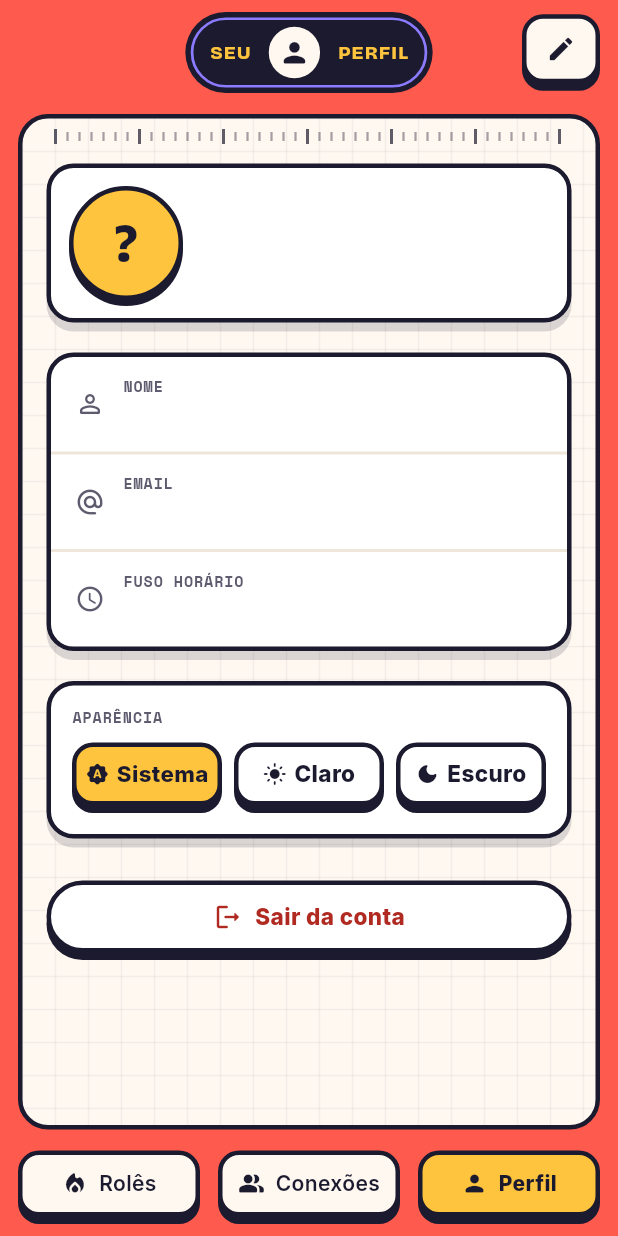
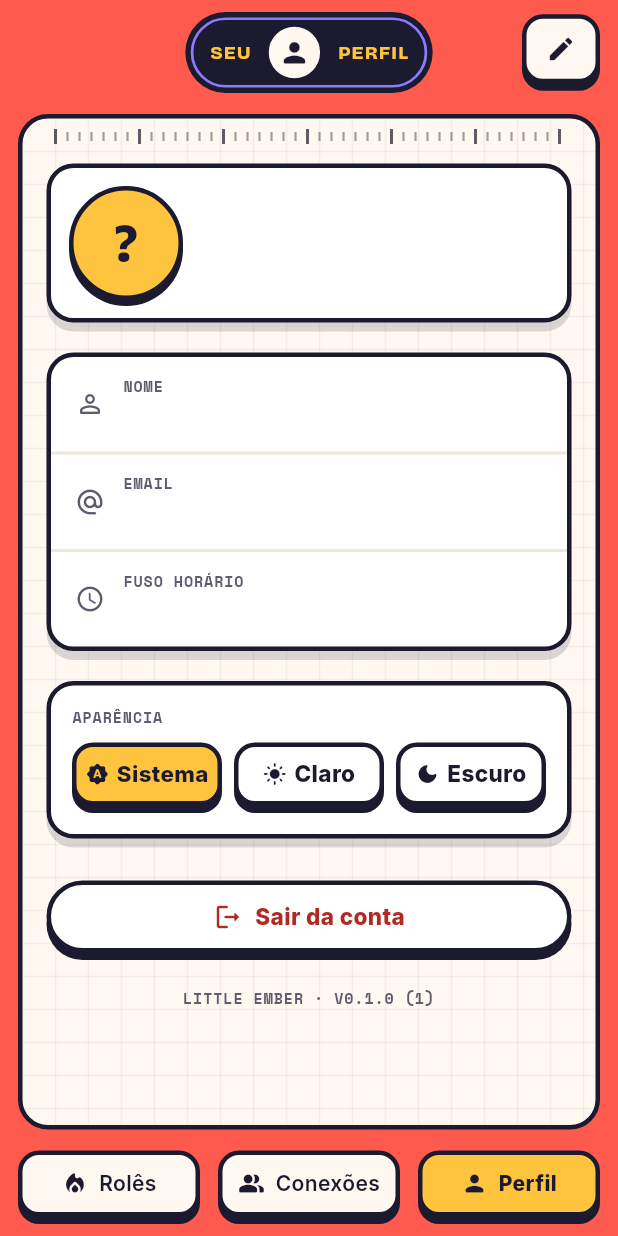
Before and after one commit to joelfelipe338/Little-Ember, a Flutter app: the screen it shows once a user with an empty profile is signed in, item 3 of the bottom bar chosen, on a phone screen of 412 x 824 dp. Run offline on Flutter 3.47's test engine with Material 3 defaults, Android fonts, the phone set to English and light mode, and no system bars; our stand-ins replace flutter_animate, flutter_riverpod, go_router, google_fonts, package_info_plus, shared_preferences and 1 more; accounts and stored records are empty; network calls fail.

Commit message:
Mostra a versão do app no perfil
Adiciona package_info_plus e um rodapé mono abaixo de "Sair da conta"
com a versão e o build instalados.

Co-Authored-By: Claude Opus 5.5 <noreply@anthropic.com>
Claude-Session: https://claude.ai/code/session_01MKRmm7CnxbBnY3gH9y3T7B

```diff
--- a/lib/features/profile/presentation/profile_screen.dart
+++ b/lib/features/profile/presentation/profile_screen.dart
@@ -6,6 +6,7 @@ import '../../../shared/widgets/retro_top_bar.dart';
 import '../../../theme/ember_retro_theme.dart';
 import '../../auth/domain/app_user.dart';
 import '../../auth/providers/auth_providers.dart';
+import '../providers/app_version_provider.dart';
 
 class ProfileScreen extends ConsumerStatefulWidget {
   const ProfileScreen({super.key});
@@ -154,6 +155,8 @@ class _ProfileScreenState extends ConsumerState<ProfileScreen> {
                     ],
                   ),
                 ),
+                const SizedBox(height: 18),
+                const _AppVersion(),
               ],
             ),
           );
@@ -340,3 +343,20 @@ class _PlayerCard extends StatelessWidget {
     );
   }
 }
+
+/// Rodapé com a versão instalada do app.
+class _AppVersion extends ConsumerWidget {
+  const _AppVersion();
+
+  @override
+  Widget build(BuildContext context, WidgetRef ref) {
+    final version = ref.watch(appVersionProvider).valueOrNull;
+    if (version == null) return const SizedBox.shrink();
+
+    return Text(
+      'LITTLE EMBER · V$version',
+      textAlign: TextAlign.center,
+      style: EmberText.mono(10, color: RetroTokens.of(context).textSecondary),
+    );
+  }
+}
--- /dev/null
+++ b/lib/features/profile/providers/app_version_provider.dart
@@ -0,0 +1,8 @@
+import 'package:flutter_riverpod/flutter_riverpod.dart';
+import 'package:package_info_plus/package_info_plus.dart';
+
+/// Versão do app no formato "0.1.0 (1)", lida do binário instalado.
+final appVersionProvider = FutureProvider<String>((ref) async {
+  final info = await PackageInfo.fromPlatform();
+  return info.buildNumber.isEmpty ? info.version : '${info.version} (${info.buildNumber})';
+});
--- a/pubspec.yaml
+++ b/pubspec.yaml
@@ -38,6 +38,7 @@ dependencies:
   intl: ^0.20.2
   url_launcher: ^6.3.1
   shared_preferences: ^2.3.4
+  package_info_plus: ^9.0.1
 
 dev_dependencies:
   flutter_test:
```
Also changed, not shown: pubspec.lock.
